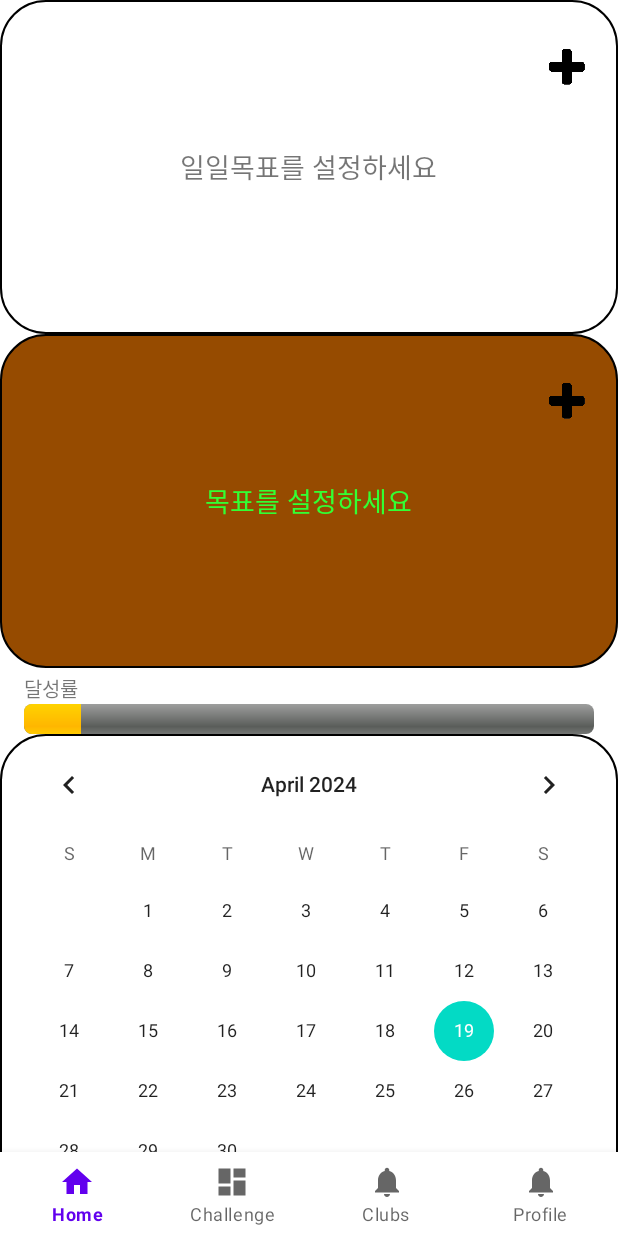
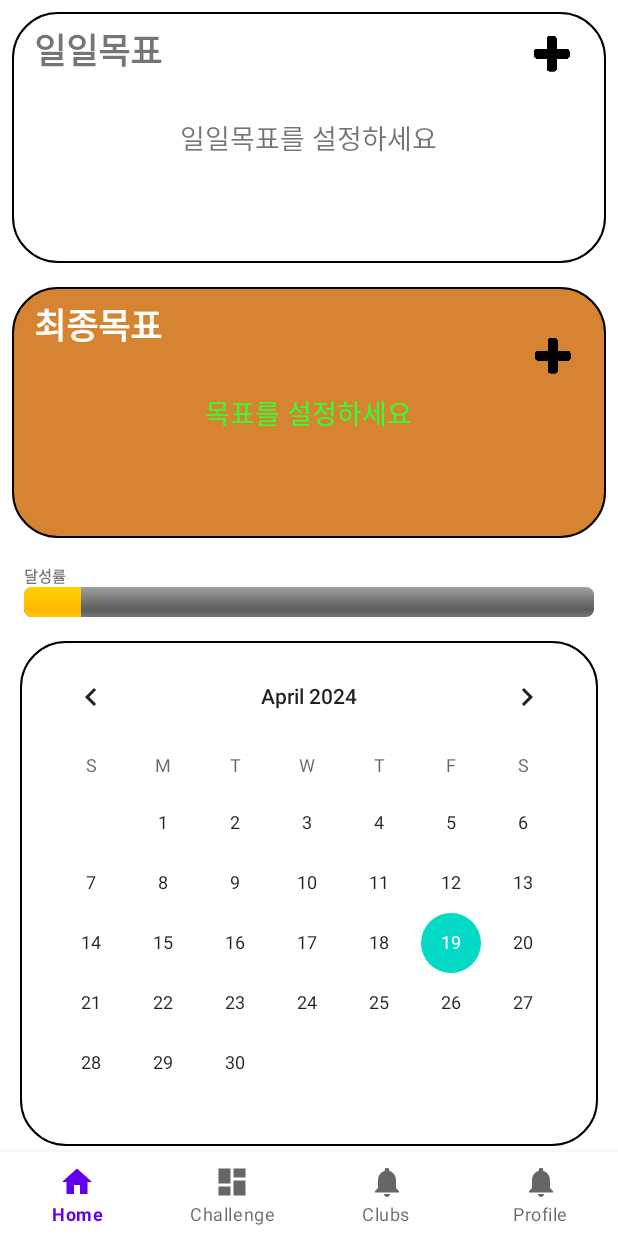
Before and after one commit to 1029thing/Aim_ksb, an Android app: the screen it shows after launch (MainActivity), on a phone screen of 412 x 824 dp. Run offline under Robolectric (Android 15) with nearby library versions, the phone set to English and light mode, and no system bars; our stand-ins replace navigation-ui.

Commit message:
2024-04-19 김선빈 home xml 디자인 변경, 날짜 클릭 시 모달 창 출력

```diff
--- a/app/src/main/res/drawable/roundcornercolor.xml
+++ b/app/src/main/res/drawable/roundcornercolor.xml
@@ -1,7 +1,7 @@
 <?xml version="1.0" encoding="utf-8"?>
 <shape xmlns:android="http://schemas.android.com/apk/res/android"
     android:shape="rectangle" >
-    <solid android:color="#964B00"/>
+    <solid android:color="#D68431"/>
     <corners android:bottomRightRadius="30dp"
         android:bottomLeftRadius="30dp"
         android:topLeftRadius="30dp"
--- a/app/src/main/res/layout/fragment_home.xml
+++ b/app/src/main/res/layout/fragment_home.xml
@@ -12,8 +12,19 @@
     <RelativeLayout
         android:layout_width="match_parent"
         android:layout_height="0dp"
-        android:layout_weight="4"
-        android:background="@drawable/roundcorner">
+        android:layout_margin="8dp"
+        android:layout_weight="3"
+        android:background="@drawable/roundcorner"
+        android:padding="1dp">
+
+        <TextView
+            android:layout_width="wrap_content"
+            android:layout_height="wrap_content"
+            android:layout_marginLeft="13dp"
+            android:layout_marginTop="6dp"
+            android:text="일일목표"
+            android:textSize="23sp"
+            android:textStyle="bold" />
 
         <TextView
             android:layout_width="wrap_content"
@@ -27,8 +38,8 @@
             android:layout_height="25dp"
             android:layout_alignParentTop="true"
             android:layout_alignParentEnd="true"
-            android:layout_marginTop="32dp"
-            android:layout_marginEnd="19dp"
+            android:layout_marginTop="14dp"
+            android:layout_marginEnd="20dp"
             android:src="@drawable/ic_plus" />
     </RelativeLayout>
 
@@ -36,15 +47,27 @@
     <RelativeLayout
         android:layout_width="match_parent"
         android:layout_height="0dp"
-        android:layout_weight="4"
-        android:background="@drawable/roundcornercolor">
+        android:layout_margin="8dp"
+        android:layout_weight="3"
+        android:background="@drawable/roundcornercolor"
+        android:padding="1dp">
+
+        <TextView
+            android:layout_width="wrap_content"
+            android:layout_height="wrap_content"
+            android:layout_marginLeft="13dp"
+            android:layout_marginTop="6dp"
+            android:text="최종목표"
+            android:textColor="#FFFFFF"
+            android:textSize="23sp"
+            android:textStyle="bold" />
 
         <TextView
             android:layout_width="wrap_content"
             android:layout_height="wrap_content"
             android:layout_centerInParent="true"
+            android:text="목표를 설정하세요"
             android:textColor="#33FF33"
-            android:text="목표를 설정하세요"
             android:textSize="18sp" />
 
         <ImageView
@@ -61,15 +84,16 @@
     <RelativeLayout
         android:layout_width="match_parent"
         android:layout_height="0dp"
-        android:layout_weight="0.8"
-        >
+        android:layout_weight="0.8">
+
         <TextView
-            android:layout_above="@id/progressBar"
             android:layout_width="wrap_content"
             android:layout_height="wrap_content"
+            android:layout_above="@id/progressBar"
+            android:layout_marginLeft="16dp"
             android:text="달성률"
-            android:layout_marginLeft="16dp"
-            android:textSize="13sp" />
+            android:textSize="10dp"
+            android:textStyle="bold" />
 
         <ProgressBar
             android:id="@+id/progressBar"
@@ -83,16 +107,21 @@
     </RelativeLayout>
 
     <!-- 달력 -->
-    <FrameLayout
+    <RelativeLayout
         android:layout_width="match_parent"
         android:layout_height="0dp"
         android:layout_weight="6"
+        android:padding="3dp"
+        android:layout_marginLeft="13dp"
+        android:layout_marginRight="13dp"
+        android:layout_marginBottom="60dp"
+        android:layout_marginTop="16dp"
         android:background="@drawable/roundcorner">
 
         <CalendarView
             android:id="@+id/calendar"
             android:layout_width="match_parent"
             android:layout_height="match_parent" />
-    </FrameLayout>
+    </RelativeLayout>
 
 </LinearLayout>
--- a/app/src/main/res/layout/popup_layout.xml
+++ b/app/src/main/res/layout/popup_layout.xml
@@ -23,12 +23,14 @@
                 android:id="@+id/saveButton"
                 android:layout_width="wrap_content"
                 android:layout_height="wrap_content"
+                android:layout_weight="1"
                 android:text="저장" />
 
             <Button
                 android:id="@+id/closeButton"
                 android:layout_width="wrap_content"
                 android:layout_height="wrap_content"
+                android:layout_weight="1"
                 android:text="닫기" />
         </LinearLayout>
     </LinearLayout>
```
Also changed, not shown: app/src/main/java/com/example/myapplication/ui/home/HomeFragment.java (+65 -3 lines).
